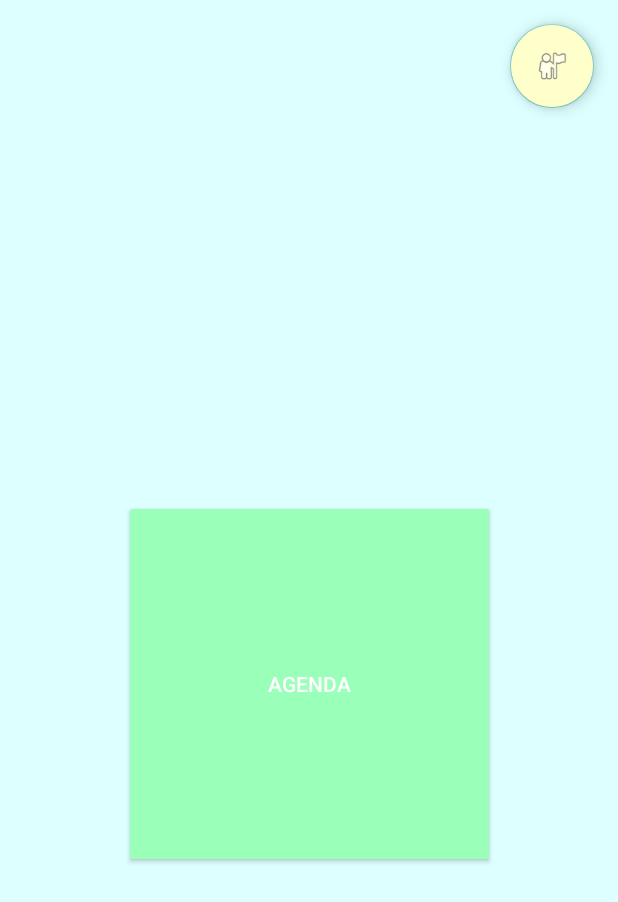
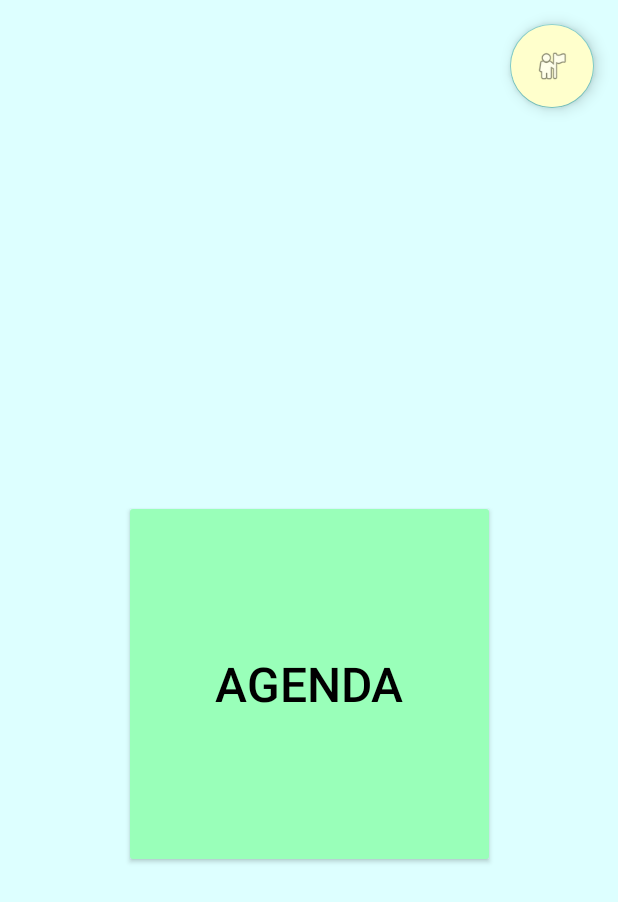
Before and after one commit to Skitiner/Agenda_LauzHack, an Android app: the MainActivity screen opened directly, with no data from a screen before it, on a phone screen of 412 x 824 dp. Shown: the top 902 px of the screen. Run offline under Robolectric (Android 15) with nearby library versions, the phone set to English and light mode, and no system bars.

Commit message:
petite modif

```diff
--- a/app/src/main/java/com/example/agenda_lauzhack/ProfileActivity.java
+++ b/app/src/main/java/com/example/agenda_lauzhack/ProfileActivity.java
@@ -151,6 +151,7 @@ public class ProfileActivity extends AppCompatActivity {
     }
 
     public void clickedSetFixedWorkButtonXmlCallback(View view) {
+        saveToFile();
         Intent intent = new Intent(this, AgendaActivity.class);
         intent.putExtra(FIXED_WORK, true);
         intent.putExtra(LUNCH_TIME, false);
@@ -159,7 +160,7 @@ public class ProfileActivity extends AppCompatActivity {
     }
 
     public void clickedSetEatTimeButtonXmlCallback(View view) {
-
+        saveToFile();
         Intent intent = new Intent(this, AgendaActivity.class);
         intent.putExtra(FIXED_WORK, false);
         intent.putExtra(LUNCH_TIME, true);
--- a/app/src/main/res/layout/activity_main.xml
+++ b/app/src/main/res/layout/activity_main.xml
@@ -47,6 +47,8 @@
             android:layout_height="match_parent"
             android:layout_weight="1"
             android:backgroundTint="@color/green"
+            android:textColor="@color/black"
+            android:textSize="32dp"
             android:onClick="goToAgendaActivity"
             android:text="@string/Agenda" />
         <Space
```
